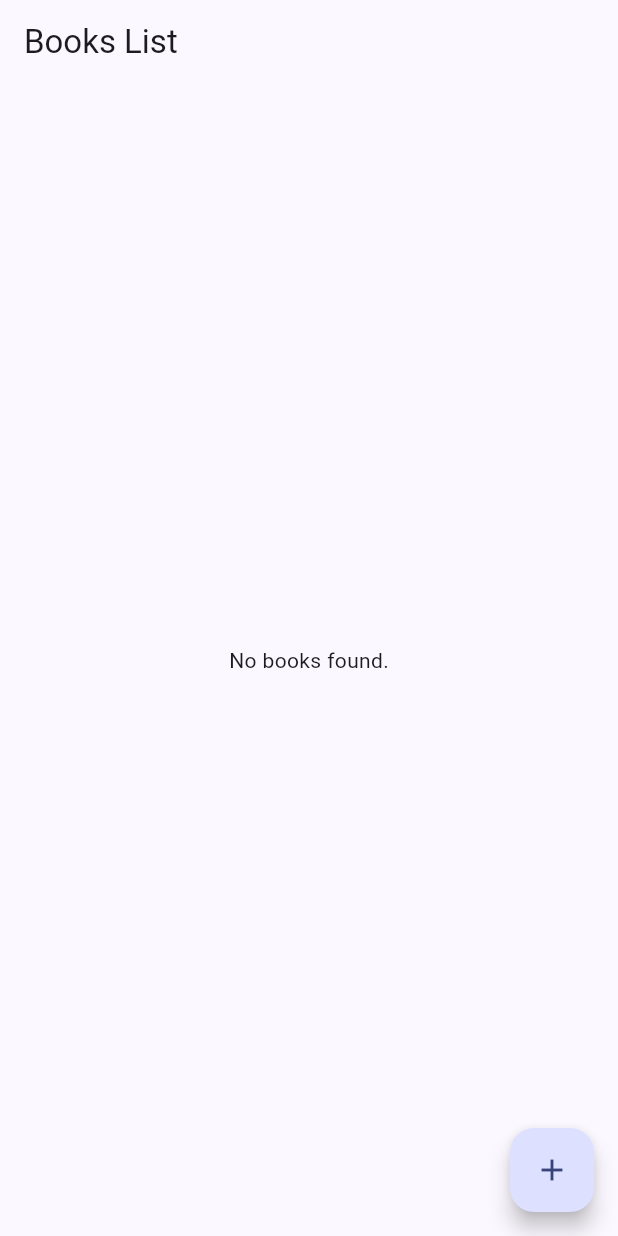
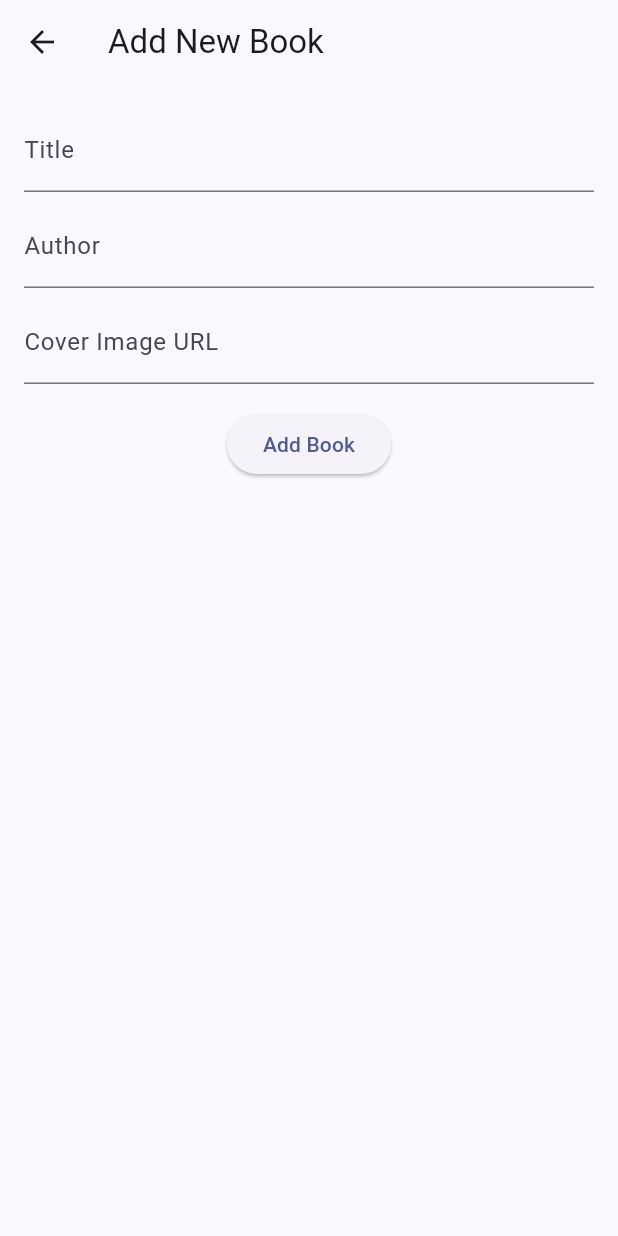
Before and after one commit to ibrahimalanshor/library, a Flutter app: the HomePage screen opened by its route, after a tap on the "add" icon, on a phone screen of 412 x 824 dp. Run offline on Flutter 3.47's test engine with Material 3 defaults, Android fonts, the phone set to English and light mode, and no system bars; our stand-ins replace animated_text_kit, carousel_slider, cloud_firestore, firebase_auth, firebase_core, firebase_storage and 1 more; accounts and stored records are empty; project files that could hold a hidden picture were left out.

Commit message:
tambah buku

```diff
--- a/lib/admin/home_screen.dart
+++ b/lib/admin/home_screen.dart
@@ -1,5 +1,6 @@
 import 'package:flutter/material.dart';
 import 'package:cloud_firestore/cloud_firestore.dart';
+import 'tambah_screen.dart';
 
 class HomePage extends StatelessWidget {
   const HomePage({super.key});
@@ -76,8 +77,10 @@ class HomePage extends StatelessWidget {
       ),
       floatingActionButton: FloatingActionButton(
         onPressed: () {
-          // Belum ada aksi untuk tombol ini, tetapi bisa ditambahkan nanti
-          print('Add new book button pressed');
+          Navigator.push(
+            context,
+            MaterialPageRoute(builder: (context) => const AddBookPage()),
+          );
         },
         child: const Icon(Icons.add),
         tooltip: 'Add Book',
--- /dev/null
+++ b/lib/admin/tambah_screen.dart
@@ -0,0 +1,99 @@
+import 'package:flutter/material.dart';
+import 'package:cloud_firestore/cloud_firestore.dart';
+
+class AddBookPage extends StatefulWidget {
+  const AddBookPage({super.key});
+
+  @override
+  _AddBookPageState createState() => _AddBookPageState();
+}
+
+class _AddBookPageState extends State<AddBookPage> {
+  final _formKey = GlobalKey<FormState>();
+  final _titleController = TextEditingController();
+  final _authorController = TextEditingController();
+  final _coverImageController = TextEditingController();
+
+  @override
+  Widget build(BuildContext context) {
+    return Scaffold(
+      appBar: AppBar(
+        title: const Text('Add New Book'),
+      ),
+      body: Padding(
+        padding: const EdgeInsets.all(16.0),
+        child: Form(
+          key: _formKey,
+          child: Column(
+            children: [
+              TextFormField(
+                controller: _titleController,
+                decoration: const InputDecoration(labelText: 'Title'),
+                validator: (value) {
+                  if (value == null || value.isEmpty) {
+                    return 'Please enter the book title';
+                  }
+                  return null;
+                },
+              ),
+              const SizedBox(height: 8),
+              TextFormField(
+                controller: _authorController,
+                decoration: const InputDecoration(labelText: 'Author'),
+                validator: (value) {
+                  if (value == null || value.isEmpty) {
+                    return 'Please enter the author\'s name';
+                  }
+                  return null;
+                },
+              ),
+              const SizedBox(height: 8),
+              TextFormField(
+                controller: _coverImageController,
+                decoration: const InputDecoration(labelText: 'Cover Image URL'),
+                validator: (value) {
+                  if (value == null || value.isEmpty) {
+                    return 'Please enter a cover image URL';
+                  }
+                  return null;
+                },
+              ),
+              const SizedBox(height: 16),
+              ElevatedButton(
+                onPressed: _submitForm,
+                child: const Text('Add Book'),
+              ),
+            ],
+          ),
+        ),
+      ),
+    );
+  }
+
+  Future<void> _submitForm() async {
+    if (_formKey.currentState?.validate() ?? false) {
+      final title = _titleController.text;
+      final author = _authorController.text;
+      final coverImage = _coverImageController.text;
+
+      try {
+        // Simpan data ke Firestore
+        await FirebaseFirestore.instance.collection('books').add({
+          'title': title,
+          'author': author,
+          'coverImage': coverImage,
+        });
+        // Tampilkan pesan sukses dan kembali ke halaman sebelumnya
+        ScaffoldMessenger.of(context).showSnackBar(
+          const SnackBar(content: Text('Book added successfully!')),
+        );
+        Navigator.pop(context);
+      } catch (e) {
+        // Tangani kesalahan jika terjadi
+        ScaffoldMessenger.of(context).showSnackBar(
+          const SnackBar(content: Text('Failed to add book')),
+        );
+      }
+    }
+  }
+}
```
